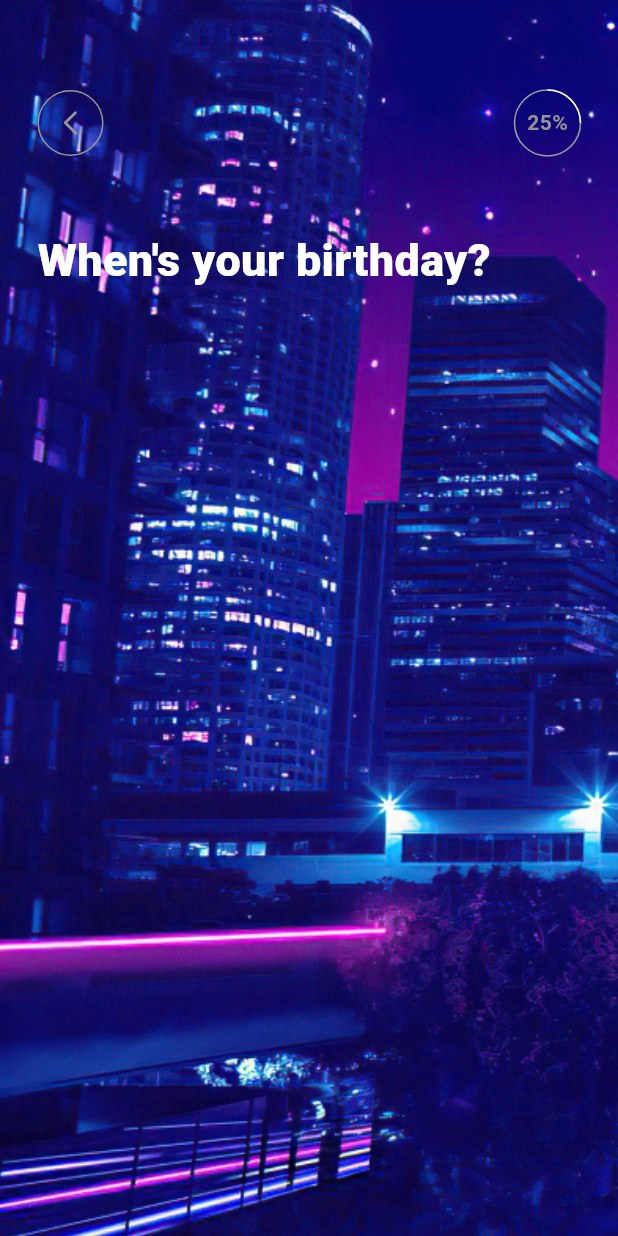
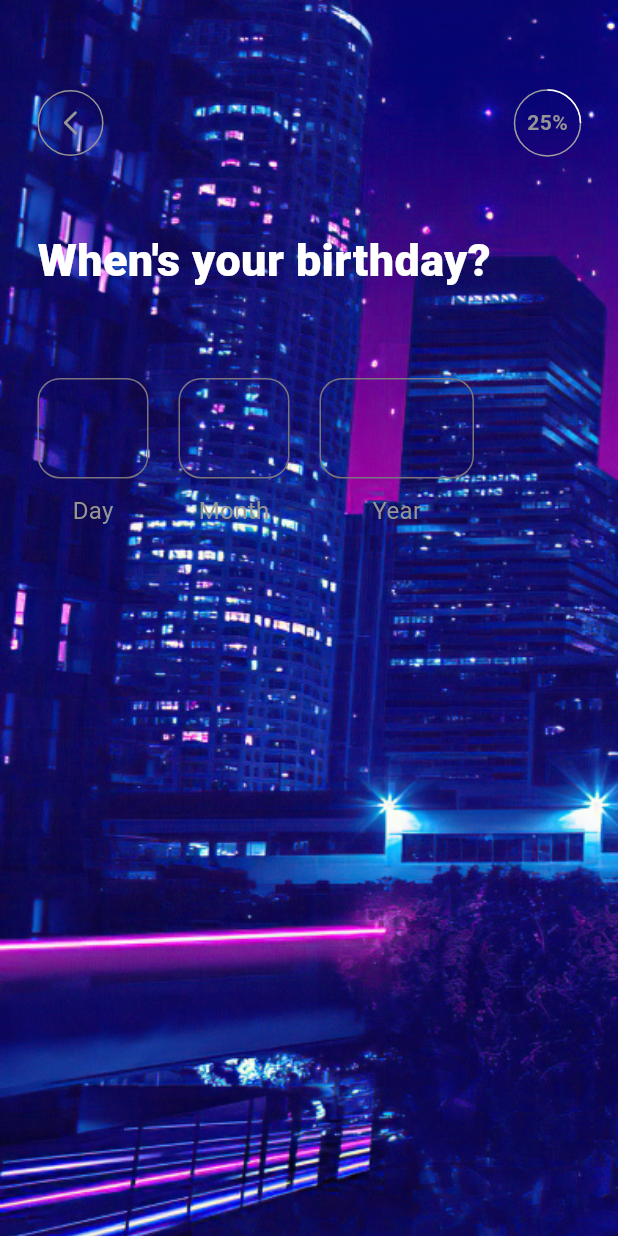
Before and after one commit to Morena96/flutterweb-task, a Flutter app: the screen it shows after launch, after a tap on "Continue", on a phone screen of 412 x 824 dp. Run offline on Flutter 3.47's test engine with Material 3 defaults, Android fonts, the phone set to English and light mode, and no system bars; our stand-ins replace bloc, dartz, flutter_bloc, flutter_svg, go_router; generated files the repository leaves out were written again; project files that could hold a hidden picture were left out.

Commit message:
refactor user management and add gender selection functionality

```diff
--- a/lib/app.dart
+++ b/lib/app.dart
@@ -1,9 +1,24 @@
 import 'package:flutter/material.dart';
+import 'package:flutter_bloc/flutter_bloc.dart';
 import 'package:supono/app/routes/app_route_config.dart';
+import 'package:supono/app/theme/app_text_style.dart';
 import 'package:supono/l10n/l10n.dart';
+import 'package:supono/screens/camera/cubit/user_form_cubit.dart';
 
 class App extends StatelessWidget {
   const App({super.key});
+
+  @override
+  Widget build(BuildContext context) {
+    return BlocProvider(
+      create: (context) => UserFormCubit(),
+      child: const MaterialAppWidget(),
+    );
+  }
+}
+
+class MaterialAppWidget extends StatelessWidget {
+  const MaterialAppWidget({super.key});
 
   @override
   Widget build(BuildContext context) {
@@ -13,9 +28,11 @@ class App extends StatelessWidget {
       title: 'Flutter Demo',
       routerConfig: router,
       theme: ThemeData(
-        colorScheme: ColorScheme.fromSeed(seedColor: Colors.deepPurple),
-        useMaterial3: true,
-      ),
+          colorScheme: ColorScheme.fromSeed(seedColor: Colors.deepPurple),
+          useMaterial3: true,
+          textTheme: const TextTheme(
+            bodyLarge: AppTextStyle.white25w800,
+          )),
       localizationsDelegates: AppLocalizations.localizationsDelegates,
       supportedLocales: AppLocalizations.supportedLocales,
     );
--- a/lib/app/theme/app_decoration.dart
+++ b/lib/app/theme/app_decoration.dart
@@ -8,4 +8,24 @@ class AppDecoration {
         shape: BoxShape.circle,
         border: Border.all(color: AppColors.grey),
       );
+
+  static InputDecoration get inputDecoration => InputDecoration(
+        contentPadding: const EdgeInsets.fromLTRB(22, 15, 22, 18),
+        border: OutlineInputBorder(
+          borderSide: const BorderSide(color: AppColors.grey),
+          borderRadius: BorderRadius.circular(15),
+        ),
+        focusedBorder: OutlineInputBorder(
+          borderSide: const BorderSide(color: AppColors.grey),
+          borderRadius: BorderRadius.circular(15),
+        ),
+        errorBorder: OutlineInputBorder(
+          borderSide: const BorderSide(color: AppColors.grey),
+          borderRadius: BorderRadius.circular(15),
+        ),
+        focusedErrorBorder: OutlineInputBorder(
+          borderSide: const BorderSide(color: AppColors.grey),
+          borderRadius: BorderRadius.circular(15),
+        ),
+      );
 }
--- a/lib/app/theme/app_text_style.dart
+++ b/lib/app/theme/app_text_style.dart
@@ -10,7 +10,7 @@ class AppTextStyle {
   );
 
   static const TextStyle white25w800 = TextStyle(
-    fontSize: 30,
+    fontSize: 25,
     fontWeight: FontWeight.w800,
     color: AppColors.white,
     height: 1.36,
--- /dev/null
+++ b/lib/data/network/user.dart
@@ -0,0 +1,67 @@
+import 'package:supono/app/enums/gender.dart';
+
+class User {
+  User({
+    this.birthday,
+    this.nickname,
+    this.gender,
+    this.birthD,
+    this.birthM,
+    this.birthY,
+  });
+
+  factory User.fromJson(Map<String, dynamic> json) {
+    final user = User(
+      birthday: json['birthday'] != null
+          ? DateTime.parse(json['birthday'] as String)
+          : null,
+      nickname: json['nickname'] as String?,
+      gender:
+          json['gender'] != null ? Gender.values[json['gender'] as int] : null,
+    );
+
+    return user.copyWith(
+      birthD: user.birthday?.day,
+      birthM: user.birthday?.month,
+      birthY: user.birthday?.year,
+    );
+  }
+
+  User.empty() : this();
+
+  final DateTime? birthday;
+  final String? nickname;
+  final Gender? gender;
+  final int? birthD;
+  final int? birthM;
+  final int? birthY;
+
+  User copyWith({
+    DateTime? birthday,
+    String? nickname,
+    Gender? gender,
+    int? birthD,
+    int? birthM,
+    int? birthY,
+  }) =>
+      User(
+        birthday: birthday ?? this.birthday,
+        nickname: nickname ?? this.nickname,
+        gender: gender ?? this.gender,
+        birthD: birthD ?? this.birthD,
+        birthM: birthM ?? this.birthM,
+        birthY: birthY ?? this.birthY,
+      );
+
+  Map<String, dynamic> toJson() {
+    return {
+      'birthday': DateTime(
+        birthY ?? DateTime.now().year,
+        birthM ?? DateTime.now().month,
+        birthD ?? DateTime.now().day,
+      ).toIso8601String(),
+      'nickname': nickname,
+      'gender': gender?.index,
+    };
+  }
+}
--- a/lib/l10n/arb/app_en.arb
+++ b/lib/l10n/arb/app_en.arb
@@ -23,6 +23,9 @@
     "areYourReadyForTheTest":"Are you ready for\nyour test?",
     "startNowByCreating":"Start now by creating your profile and connect!",
     "continueT":"Continue",
+    "male":"Male",
+    "female":"Female",
+    "other":"Other",
     "@counterAppBarTitle": {
         "description": "Text shown in the AppBar of the Counter Page"
     }
--- a/lib/main.dart
+++ /dev/null
@@ -1,6 +0,0 @@
-import 'package:flutter/material.dart';
-import 'package:supono/app.dart';
-
-void main() {
-  runApp(const App());
-}
--- /dev/null
+++ b/lib/screens/camera/cubit/user_form_cubit.dart
@@ -0,0 +1,60 @@
+import 'package:bloc/bloc.dart';
+import 'package:dartz/dartz.dart';
+import 'package:supono/app/enums/gender.dart';
+import 'package:supono/data/network/user.dart';
+
+part 'user_form_state.dart';
+
+class UserFormCubit extends Cubit<UserFormState> {
+  UserFormCubit() : super(UserFormState.initial());
+
+  void nameChanged(String nickname) => emit(
+        state.copyWith(
+          user: state.user.copyWith(nickname: nickname),
+          optionOfSuccessOrFailure: none(),
+        ),
+      );
+
+  void genderChanged(Gender gender) => emit(
+        state.copyWith(
+          user: state.user.copyWith(gender: gender),
+          optionOfSuccessOrFailure: none(),
+        ),
+      );
+
+  void birthdayChanged(String birthday) {
+    final day = int.tryParse(birthday);
+    if (day == null || day < 1 || day > 31) return;
+
+    emit(
+      state.copyWith(
+        user: state.user.copyWith(birthD: day),
+        optionOfSuccessOrFailure: none(),
+      ),
+    );
+  }
+
+  void birthMonthChanged(String birthMonth) {
+    final month = int.tryParse(birthMonth);
+    if (month == null || month < 1 || month > 12) return;
+
+    emit(
+      state.copyWith(
+        user: state.user.copyWith(birthM: month),
+        optionOfSuccessOrFailure: none(),
+      ),
+    );
+  }
+
+  void birthYearChanged(String birthYear) {
+    final year = int.tryParse(birthYear);
+    if (year == null || year < 1900 || year > DateTime.now().year) return;
+
+    emit(
+      state.copyWith(
+        user: state.user.copyWith(birthY: year),
+        optionOfSuccessOrFailure: none(),
+      ),
+    );
+  }
+}
--- /dev/null
+++ b/lib/screens/camera/cubit/user_form_state.dart
@@ -0,0 +1,59 @@
+part of 'user_form_cubit.dart';
+
+class UserFormState {
+  UserFormState({
+    required this.user,
+    required this.isEditing,
+    required this.isSaving,
+    required this.optionOfSuccessOrFailure,
+  });
+
+  factory UserFormState.initial() => UserFormState(
+        user: User.empty(),
+        isEditing: false,
+        isSaving: false,
+        optionOfSuccessOrFailure: none(),
+      );
+
+  User user;
+  bool isEditing;
+  bool isSaving;
+  String? errorText;
+  Option<Either<String, User>> optionOfSuccessOrFailure;
+
+  UserFormState copyWith({
+    User? user,
+    bool? isEditing,
+    bool? isSaving,
+    Option<Either<String, User>>? optionOfSuccessOrFailure,
+    String? errorText,
+  }) =>
+      UserFormState(
+        user: user ?? this.user,
+        isEditing: isEditing ?? this.isEditing,
+        isSaving: isSaving ?? this.isSaving,
+        optionOfSuccessOrFailure:
+            optionOfSuccessOrFailure ?? this.optionOfSuccessOrFailure,
+      );
+
+  bool get isBirthdayValid {
+    if (user.birthD == null || user.birthM == null || user.birthY == null) {
+      return false;
+    }
+    try {
+      final date = DateTime(user.birthY!, user.birthM!, user.birthD!);
+      return date.year == user.birthY! &&
+          date.month == user.birthM! &&
+          date.day == user.birthD! &&
+          user.birthY! > 1900 &&
+          user.birthY! < DateTime.now().year;
+    } catch (e) {
+      return false;
+    }
+  }
+
+  bool get isNicknameValid =>
+      user.nickname != null && user.nickname!.isNotEmpty;
+
+  bool get isGenderValid => user.gender != null;
+}
--- a/lib/screens/onboarding/birthday_page.dart
+++ b/lib/screens/onboarding/birthday_page.dart
@@ -1,5 +1,10 @@
 import 'package:flutter/material.dart';
+import 'package:flutter_bloc/flutter_bloc.dart';
 import 'package:supono/app/enums/onboarding.dart';
+import 'package:supono/app/theme/app_decoration.dart';
+import 'package:supono/app/theme/app_text_style.dart';
+import 'package:supono/l10n/l10n.dart';
+import 'package:supono/screens/camera/cubit/user_form_cubit.dart';
 import 'package:supono/screens/onboarding/widgets/onboarding_widget.dart';
 
 class BirthdayPage extends StatelessWidget {
@@ -7,6 +12,83 @@ class BirthdayPage extends StatelessWidget {
 
   @override
   Widget build(BuildContext context) {
-    return const OnboardingWidget(onboarding: Onboarding.birthday);
+    return BlocBuilder<UserFormCubit, UserFormState>(
+      builder: (context, state) {
+        return OnboardingWidget(
+          onboarding: Onboarding.birthday,
+          body: Column(
+            children: [
+              Row(
+                children: [
+                  SizedBox(
+                    width: 74,
+                    child: Column(
+                      children: [
+                        TextField(
+                          decoration: AppDecoration.inputDecoration,
+                          onChanged: (value) {
+                            context
+                                .read<UserFormCubit>()
+                                .birthdayChanged(value);
+                          },
+                        ),
+                        const SizedBox(height: 5),
+                        Text(
+                          context.l10n.day,
+                          style: AppTextStyle.grey16w400,
+                        ),
+                      ],
+                    ),
+                  ),
+                  const SizedBox(width: 20),
+                  SizedBox(
+                    width: 74,
+                    child: Column(
+                      children: [
+                        TextField(
+                          decoration: AppDecoration.inputDecoration,
+                          onChanged: (value) {
+                            context
+                                .read<UserFormCubit>()
+                                .birthMonthChanged(value);
+                          },
+                        ),
+                        const SizedBox(height: 5),
+                        Text(
+                          context.l10n.month,
+                          style: AppTextStyle.grey16w400,
+                        ),
+                      ],
+                    ),
+                  ),
+                  const SizedBox(width: 20),
+                  SizedBox(
+                    width: 103,
+                    child: Column(
+                      children: [
+                        TextField(
+                          style: AppTextStyle.white25w800,
+                          decoration: AppDecoration.inputDecoration,
+                          onChanged: (value) {
+                            context
+                                .read<UserFormCubit>()
+                                .birthYearChanged(value);
+                          },
+                        ),
+                        const SizedBox(height: 5),
+                        Text(
+                          context.l10n.year,
+                          style: AppTextStyle.grey16w400,
+                        ),
+                      ],
+                    ),
+                  ),
+                ],
+              ),
+            ],
+          ),
+        );
+      },
+    );
   }
 }
--- a/pubspec.yaml
+++ b/pubspec.yaml
@@ -8,6 +8,7 @@ environment:
 
 dependencies:
   bloc: ^8.1.4
+  dartz: ^0.10.1
   flutter:
     sdk: flutter
   flutter_bloc: ^8.1.6
```
Also changed, not shown: lib/app/enums/gender.dart (added, +17 -0 lines), pubspec.lock.
